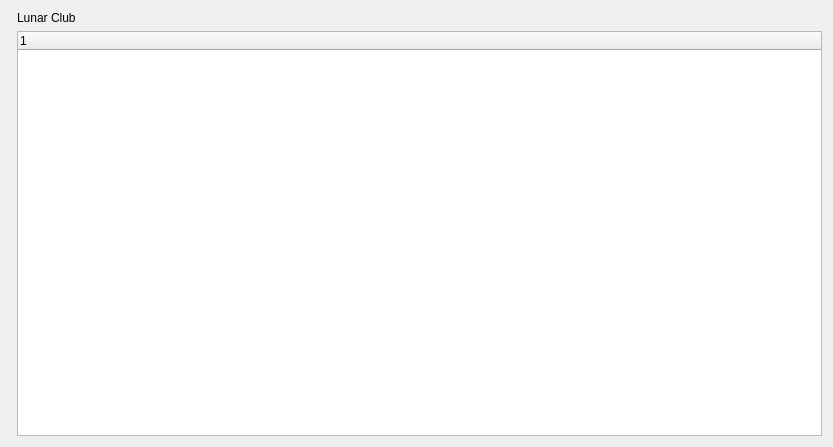
First picture: the form in res/ui/widgets/lunar_club_tab.ui, repository mareuter/lct-python, before the edit.
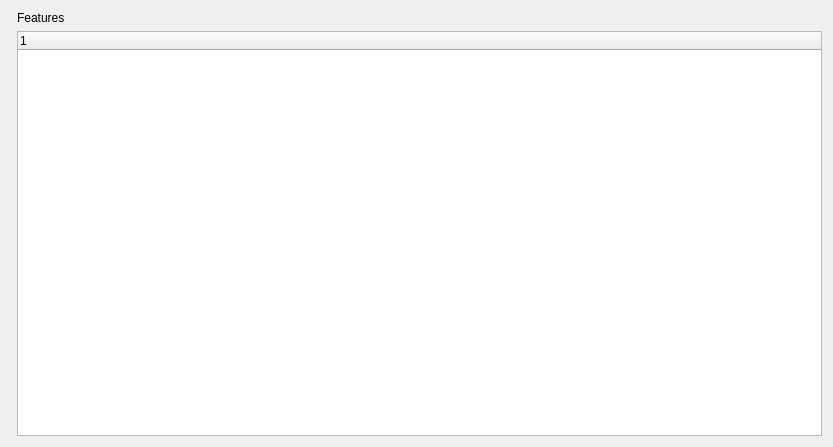
Second picture: the form after the edit.

Commit message: Refs #4. Changing labels on tabs.

Patch:
```diff
--- a/res/ui/widgets/lunar_club_tab.ui
+++ b/res/ui/widgets/lunar_club_tab.ui
@@ -22,7 +22,7 @@
      <item>
       <widget class="QLabel" name="lunar_club_label">
        <property name="text">
-        <string>Lunar Club</string>
+        <string>Features</string>
        </property>
       </widget>
      </item>
```
The commit also changes 1 other file.
